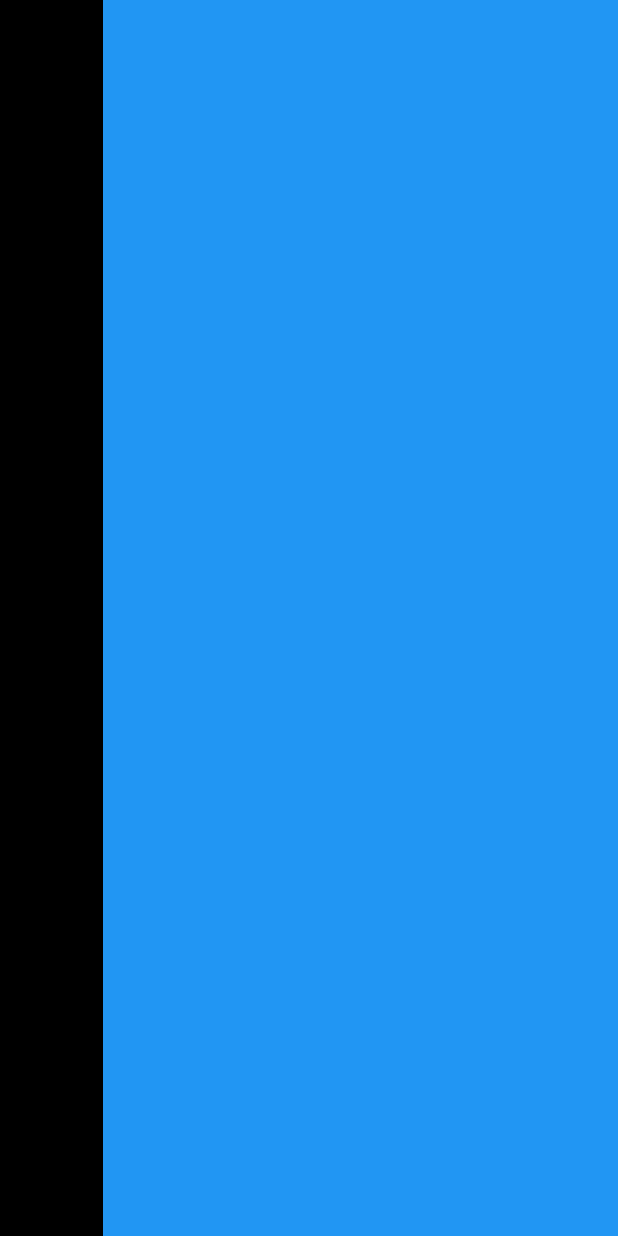
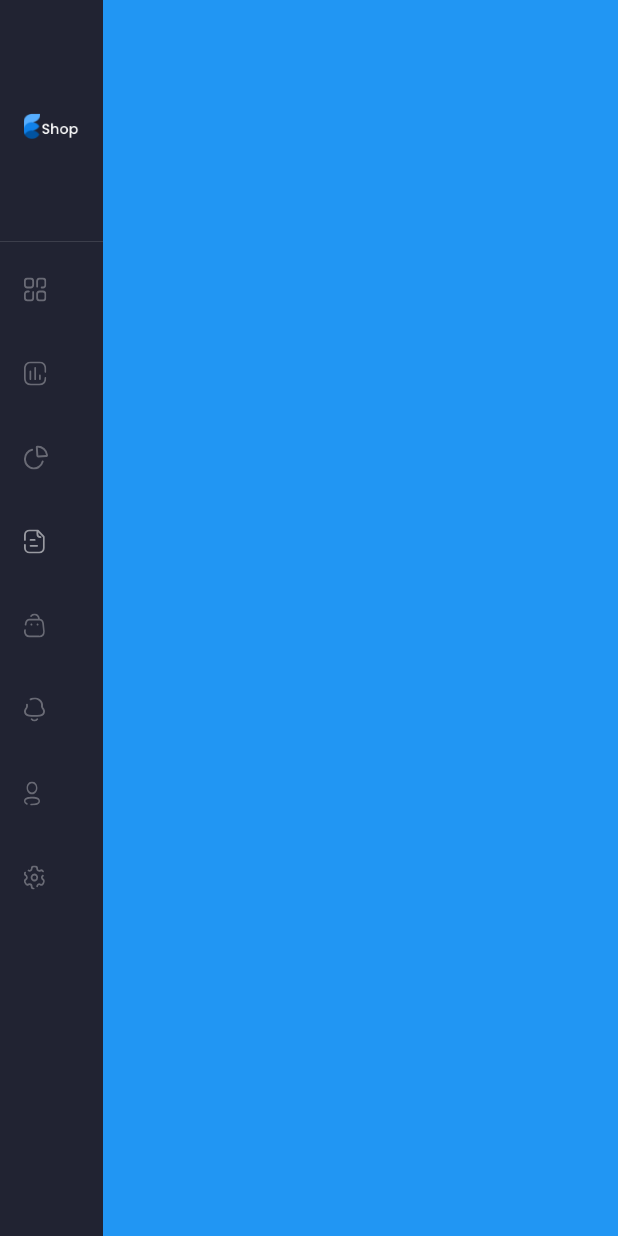
Before and after one commit to minhdinhtv761/flutter_responsive_admin_panel_or_dashboard_CLONE, a Flutter app: the screen it shows after launch, on a phone screen of 412 x 824 dp. Run offline on Flutter 3.47's test engine with Material 2 defaults, Android fonts, the phone set to English and light mode, and no system bars; our stand-ins replace flutter_svg.

Commit message:
MAIN SCREEN
- Create MainScreen with side menu declared in main_screen.dart
- Create components MenuTiles and DrawerMenu declared in menu_tile.dart and drawer_menu.dart

```diff
--- a/lib/main.dart
+++ b/lib/main.dart
@@ -1,6 +1,7 @@
 import 'package:flutter/material.dart';
-import 'package:flutter_responsive_admin_panel_or_dashboard/constants.dart';
-import 'package:flutter_responsive_admin_panel_or_dashboard/screens/main/main_screen.dart';
+
+import 'constants.dart';
+import 'screens/main/main_screen.dart';
 
 void main() {
   runApp(const MyApp());
@@ -12,7 +13,6 @@ class MyApp extends StatelessWidget {
   @override
   Widget build(BuildContext context) {
     return MaterialApp(
-        primarySwatch: Colors.blue,
       debugShowCheckedModeBanner: false,
       title: 'Flutter Admin Panel',
       theme: ThemeData.dark().copyWith(
--- /dev/null
+++ b/lib/screens/main/components/drawer_menu.dart
@@ -0,0 +1,60 @@
+import 'package:flutter/material.dart';
+
+import 'menu_tile.dart';
+
+class DrawerMenu extends StatelessWidget {
+  const DrawerMenu({
+    Key? key,
+  }) : super(key: key);
+
+  @override
+  Widget build(BuildContext context) {
+    return ListView(
+      children: <Widget>[
+        DrawerHeader(
+          child: Image.asset('assets/images/logo.png'),
+        ),
+        MenuTile(
+          title: 'Dashboard',
+          svgAsset: 'assets/icons/menu_dashboard.svg',
+          onTap: () {},
+        ),
+        MenuTile(
+          title: 'Transaction',
+          svgAsset: 'assets/icons/menu_transaction.svg',
+          onTap: () {},
+        ),
+        MenuTile(
+          title: 'Task',
+          svgAsset: 'assets/icons/menu_task.svg',
+          onTap: () {},
+        ),
+        MenuTile(
+          title: 'Documents',
+          svgAsset: 'assets/icons/menu_documents.svg',
+          onTap: () {},
+        ),
+        MenuTile(
+          title: 'Store',
+          svgAsset: 'assets/icons/menu_store.svg',
+          onTap: () {},
+        ),
+        MenuTile(
+          title: 'Notification',
+          svgAsset: 'assets/icons/menu_notification.svg',
+          onTap: () {},
+        ),
+        MenuTile(
+          title: 'Profile',
+          svgAsset: 'assets/icons/menu_profile.svg',
+          onTap: () {},
+        ),
+        MenuTile(
+          title: 'Settings',
+          svgAsset: 'assets/icons/menu_settings.svg',
+          onTap: () {},
+        ),
+      ],
+    );
+  }
+}
--- /dev/null
+++ b/lib/screens/main/components/menu_tile.dart
@@ -0,0 +1,34 @@
+import 'package:flutter/material.dart';
+import 'package:flutter_svg/flutter_svg.dart';
+
+class MenuTile extends StatelessWidget {
+  final String title;
+  final String svgAsset;
+  final VoidCallback onTap;
+
+  const MenuTile({
+    Key? key,
+    required this.title,
+    required this.svgAsset,
+    required this.onTap,
+  }) : super(key: key);
+
+  @override
+  Widget build(BuildContext context) {
+    return ListTile(
+      leading: SvgPicture.asset(
+        svgAsset,
+        color: Colors.white54,
+        height: 16,
+      ),
+      title: Text(
+        title,
+        maxLines: 1,
+        style: const TextStyle(
+          color: Colors.white54,
+        ),
+      ),
+      onTap: onTap,
+    );
+  }
+}
--- a/lib/screens/main/main_screen.dart
+++ b/lib/screens/main/main_screen.dart
@@ -1,4 +1,6 @@
 import 'package:flutter/material.dart';
+
+import 'components/drawer_menu.dart';
 
 class MainScreen extends StatefulWidget {
   const MainScreen({Key? key}) : super(key: key);
@@ -16,9 +18,7 @@ class _MainScreenState extends State<MainScreen> {
           children: <Widget>[
             Expanded(
               flex: 1,
-              child: Container(
-                color: Colors.black,
-              ),
+              child: DrawerMenu(),
             ),
             Expanded(
               flex: 5,
```
Also changed, not shown: assets/icons/menu_dashboard.svg (renamed from assets/icons/menu_dashbord.svg), assets/icons/menu_documents.svg (renamed from assets/icons/menu_doc.svg), assets/icons/menu_settings.svg (renamed from assets/icons/menu_setting.svg), assets/icons/menu_transaction.svg (renamed from assets/icons/menu_tran.svg).
